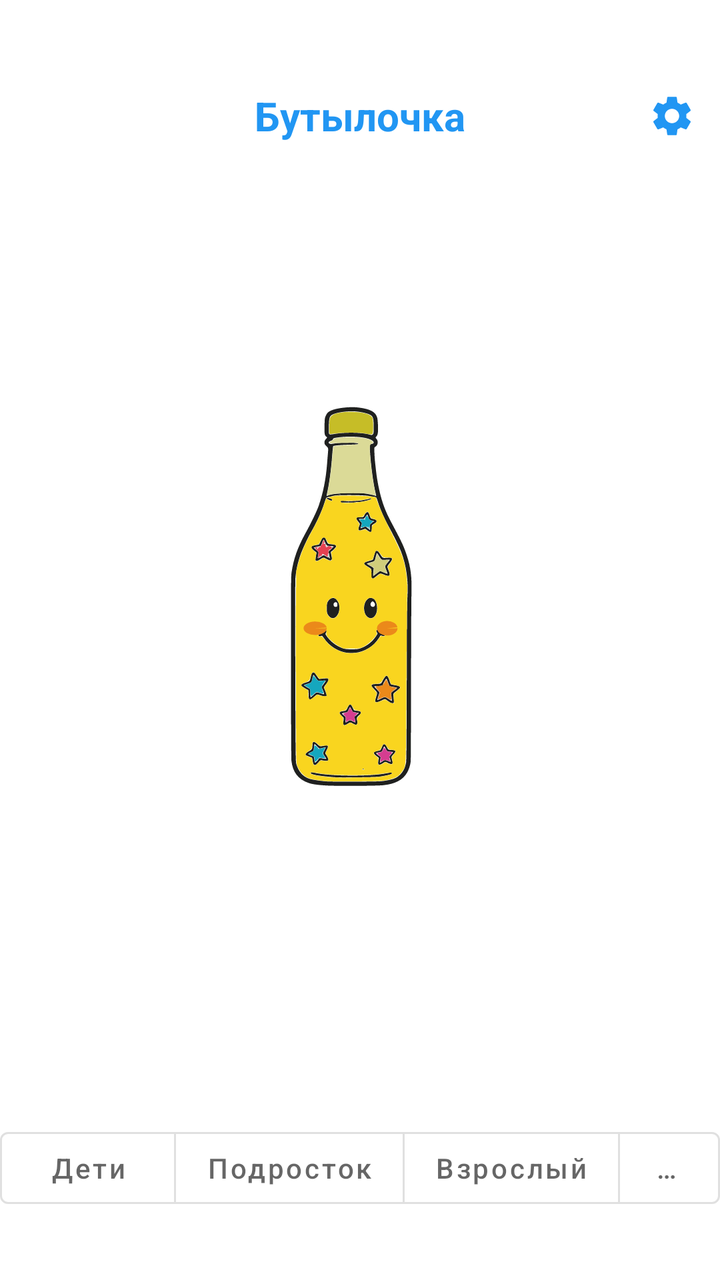
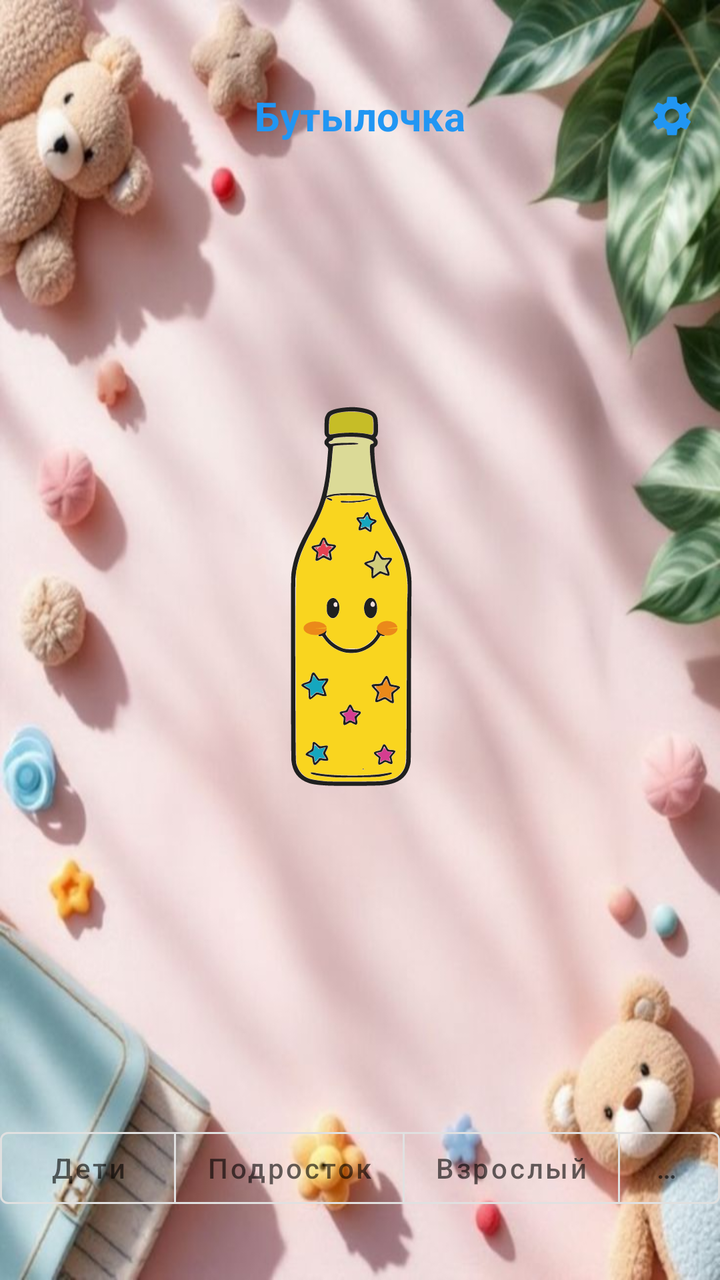

The first picture is an Android layout as it rendered before a commit; the second is the same layout after the commit. The layout source and the unified diff follow.
<!-- AndroidManifest.xml: activity theme Theme.MaterialComponents.DayNight.NoActionBar -->
<!-- res/layout/activity_game.xml -->
<?xml version="1.0" encoding="utf-8"?>
<androidx.constraintlayout.widget.ConstraintLayout xmlns:android="http://schemas.android.com/apk/res/android"
    xmlns:app="http://schemas.android.com/apk/res-auto"
    android:layout_width="match_parent"
    android:layout_height="match_parent"
    android:paddingTop="30dp"
    android:background="@color/white">

    
    <com.google.android.material.appbar.MaterialToolbar
        android:id="@+id/toolbar"
        android:layout_width="0dp"
        android:layout_height="?attr/actionBarSize"
        android:background="@android:color/transparent"
        app:layout_constraintEnd_toEndOf="parent"
        app:layout_constraintStart_toStartOf="parent"
        app:layout_constraintTop_toTopOf="parent">

        <TextView
            android:layout_width="wrap_content"
            android:layout_height="wrap_content"
            android:text="Бутылочка"
            android:textColor="@color/primary"
            android:textSize="20sp"
            android:textStyle="bold"
            android:layout_gravity="center" />

    </com.google.android.material.appbar.MaterialToolbar>

    
    <ImageButton
        android:id="@+id/btnSettings"
        android:layout_width="48dp"
        android:layout_height="48dp"
        android:background="?attr/selectableItemBackgroundBorderless"
        android:src="@drawable/ic_settings"
        android:padding="8dp"
        app:tint="@color/primary"
        app:layout_constraintBottom_toBottomOf="@id/toolbar"
        app:layout_constraintEnd_toEndOf="@id/toolbar"
        app:layout_constraintTop_toTopOf="@id/toolbar" />

    
    <ImageView
        android:id="@+id/ivBottle"
        android:layout_width="220dp"
        android:layout_height="220dp"
        android:src="@drawable/ic_bottle_children"
        android:contentDescription="Бутылка"
        android:clickable="true"
        android:focusable="true"
        app:layout_constraintBottom_toTopOf="@id/btnGroupMode"
        app:layout_constraintEnd_toEndOf="parent"
        app:layout_constraintStart_toStartOf="parent"
        app:layout_constraintTop_toBottomOf="@id/toolbar"
        app:layout_constraintVertical_bias="0.4" />

    
    <com.google.android.material.button.MaterialButtonToggleGroup
        android:id="@+id/btnGroupMode"
        style="@style/Widget.Material3.MaterialButtonGroup.Connected"
        android:layout_width="wrap_content"
        android:layout_height="wrap_content"
        android:layout_marginBottom="32dp"
        app:singleSelection="true"
        app:selectionRequired="true"
        app:layout_constraintBottom_toBottomOf="parent"
        app:layout_constraintEnd_toEndOf="parent"
        app:layout_constraintStart_toStartOf="parent">

        <com.google.android.material.button.MaterialButton
            android:id="@+id/btnModeChildren"
            android:layout_width="wrap_content"
            android:layout_height="wrap_content"
            android:text="Дети"
            android:textAllCaps="false"
            style="?attr/materialButtonOutlinedStyle" />

        <com.google.android.material.button.MaterialButton
            android:id="@+id/btnModeTeen"
            android:layout_width="wrap_content"
            android:layout_height="wrap_content"
            android:text="Подросток"
            android:textAllCaps="false"
            style="?attr/materialButtonOutlinedStyle" />

        <com.google.android.material.button.MaterialButton
            android:id="@+id/btnModeAdult"
            android:layout_width="wrap_content"
            android:layout_height="wrap_content"
            android:text="Взрослый"
            android:textAllCaps="false"
            style="?attr/materialButtonOutlinedStyle" />

        <com.google.android.material.button.MaterialButton
            android:id="@+id/btnModeAdultPlus"
            android:layout_width="wrap_content"
            android:layout_height="wrap_content"
            android:text="18+"
            android:textAllCaps="false"
            style="?attr/materialButtonOutlinedStyle" />

    </com.google.android.material.button.MaterialButtonToggleGroup>

</androidx.constraintlayout.widget.ConstraintLayout>
<!-- resources referenced by this layout -->
<resources>
  <color name="primary">#2196F3</color>
  <color name="white">#FFFFFFFF</color>
  <!-- drawable ic_bottle_children: vector/xml drawable (drawable, 24892 chars, omitted) -->
  <!-- drawable ic_settings (drawable) -->
  <vector xmlns:android="http://schemas.android.com/apk/res/android"
      android:width="24dp"
      android:height="24dp"
      android:viewportWidth="24"
      android:viewportHeight="24">
      <path
          android:fillColor="#FF000000"
          android:pathData="M19.14,12.94c0.04,-0.3 0.06,-0.61 0.06,-0.94c0,-0.32 -0.02,-0.64 -0.07,-0.94l2.03,-1.58c0.18,-0.14 0.23,-0.41 0.12,-0.61l-1.92,-3.32c-0.12,-0.22 -0.37,-0.29 -0.59,-0.22l-2.39,0.96c-0.5,-0.38 -1.03,-0.7 -1.62,-0.94L14.4,2.81c-0.04,-0.24 -0.24,-0.41 -0.48,-0.41h-3.84c-0.24,0 -0.43,0.17 -0.47,0.41L9.25,5.35C8.66,5.59 8.12,5.92 7.63,6.29L5.24,5.33c-0.22,-0.08 -0.47,0 -0.59,0.22L2.74,8.87C2.62,9.07 2.66,9.34 2.86,9.48l2.03,1.58C4.84,11.36 4.8,11.69 4.8,12s0.02,0.64 0.07,0.94l-2.03,1.58c-0.18,0.14 -0.23,0.41 -0.12,0.61l1.92,3.32c0.12,0.22 0.37,0.29 0.59,0.22l2.39,-0.96c0.5,0.38 1.03,0.7 1.62,0.94l0.36,2.54c0.05,0.24 0.24,0.41 0.48,0.41h3.84c0.24,0 0.44,-0.17 0.47,-0.41l0.36,-2.54c0.59,-0.24 1.13,-0.56 1.62,-0.94l2.39,0.96c0.22,0.08 0.47,0 0.59,-0.22l1.92,-3.32c0.12,-0.22 0.07,-0.47 -0.12,-0.61L19.14,12.94zM12,15.6c-1.98,0 -3.6,-1.62 -3.6,-3.6s1.62,-3.6 3.6,-3.6s3.6,1.62 3.6,3.6S13.98,15.6 12,15.6z"/>
  </vector>
</resources>

<!-- the commit's change to res/layout/activity_game.xml (unified diff, before → after) -->
@@ -4,7 +4,7 @@
     android:layout_width="match_parent"
     android:layout_height="match_parent"
     android:paddingTop="30dp"
-    android:background="@color/white">
+    android:background="@drawable/background_children">
 
     
     <com.google.android.material.appbar.MaterialToolbar
<!-- resource entries referenced after the edit -->
@@ -1,7 +1,7 @@
 <!-- resources referenced by this layout -->
 <resources>
   <color name="primary">#2196F3</color>
-  <color name="white">#FFFFFFFF</color>
+  <!-- drawable background_children: jpg bitmap (drawable, 60869 bytes) -->
   <!-- drawable ic_bottle_children: vector/xml drawable (drawable, 24892 chars, omitted) -->
   <!-- drawable ic_settings (drawable) -->
   <vector xmlns:android="http://schemas.android.com/apk/res/android"
